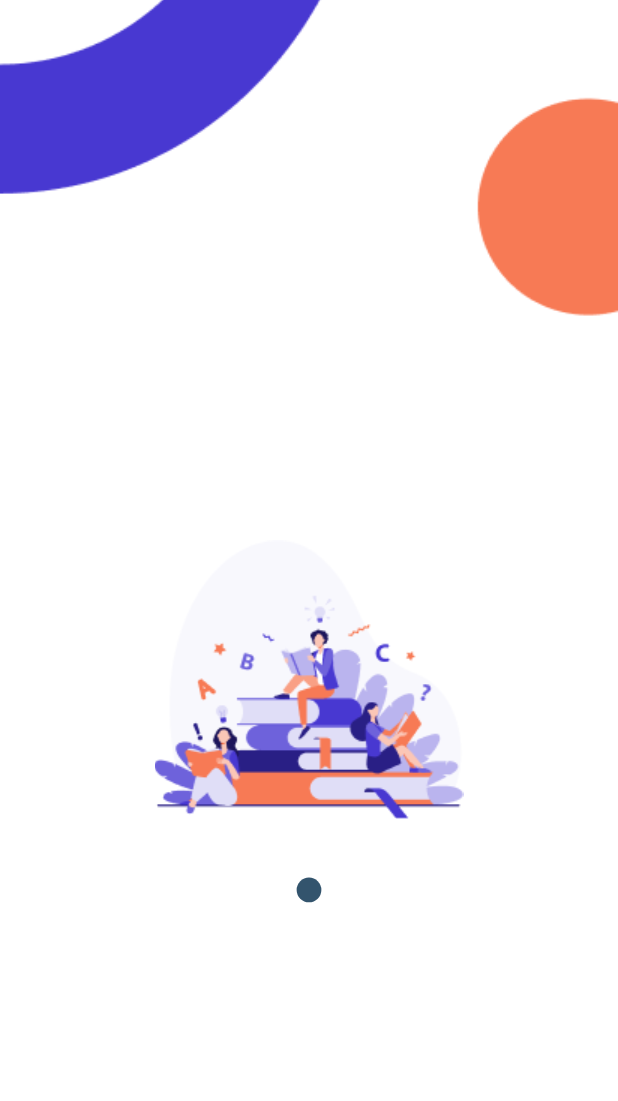
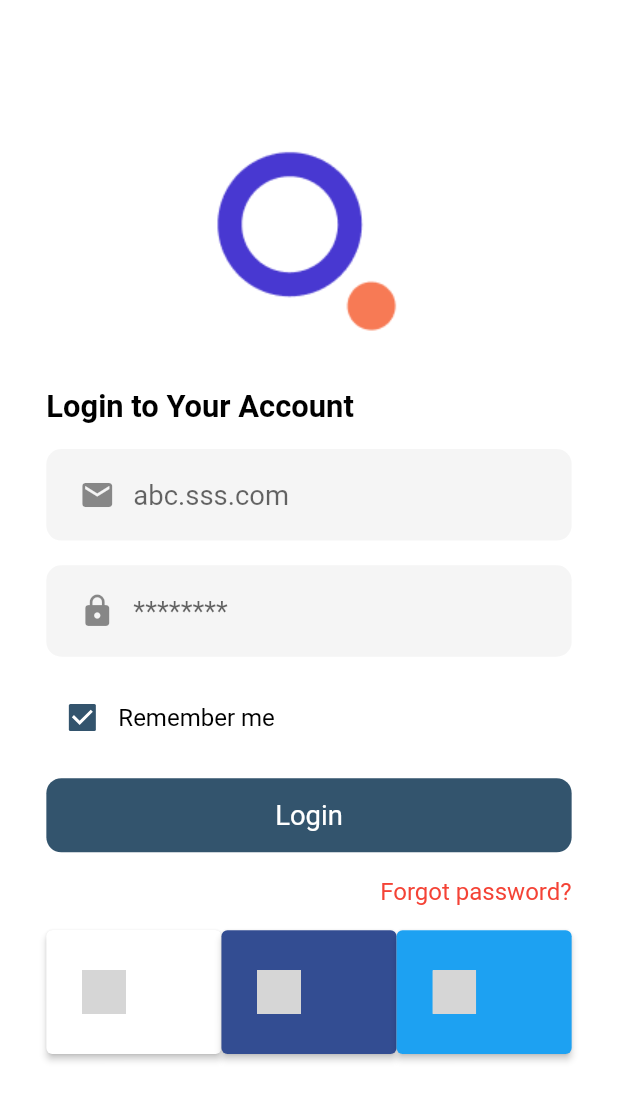
Before and after one commit to gracemakai/audilisten, a Flutter app: the screen it shows after launch, on a phone screen of 412 x 824 dp. Shown: the top 1101 px of the screen. Run offline on Flutter 3.47's test engine with Material 2 defaults, Android fonts, the light colour scheme and no system bars; drawn by our look-alikes of social_login_buttons; our stand-ins replace flutter_screenutil, get; Roboto replaces fonts that are missing (Muli); grey boxes are pictures that could not be loaded.

Commit message:
login screen

```diff
--- a/lib/main.dart
+++ b/lib/main.dart
@@ -1,3 +1,4 @@
+import 'package:audilisten/screens/auth/login.dart';
 import 'package:audilisten/screens/onboading/onboarding.dart';
 import 'package:flutter/material.dart';
 import 'package:flutter_screenutil/flutter_screenutil.dart';
@@ -26,7 +27,7 @@ class MyApp extends StatelessWidget {
             title: "AudiListen",
             theme: theme(),
             debugShowCheckedModeBanner: false,
-            home: OnBoardingScreen(),
+            home: LoginScreen(),
           );
         }
     );
--- /dev/null
+++ b/lib/screens/auth/login.dart
@@ -0,0 +1,186 @@
+import 'package:audilisten/util/styles.dart';
+import 'package:flutter/material.dart';
+import 'package:flutter_screenutil/flutter_screenutil.dart';
+import 'package:social_login_buttons/social_login_buttons.dart';
+
+import '../widgets/button.dart';
+
+class LoginScreen extends StatelessWidget {
+  const LoginScreen({Key? key}) : super(key: key);
+
+  @override
+  Widget build(BuildContext context) {
+    return Scaffold(
+      backgroundColor: Colors.white,
+      body: Center(
+        child: Column(
+          crossAxisAlignment: CrossAxisAlignment.center,
+          children: [
+            SizedBox(
+              height: 0.1.sh,
+            ),
+            Image.asset("assets/images/logo.png"),
+            SizedBox(
+              height: 0.02.sh,
+            ),
+            Column(
+              crossAxisAlignment: CrossAxisAlignment.start,
+              children: [
+                Text(
+                  "Login to Your Account",
+                  style: TextStyle(
+                      fontSize: 18.sp,
+                      color: Colors.black,
+                      fontWeight: FontWeight.bold),
+                ),
+                SizedBox(
+                  height: 0.02.sh,
+                ),
+                Form(
+                    child: SizedBox(
+                  width: 0.85.sw,
+                  child: Column(
+                    children: [
+                      Container(
+                        decoration: BoxDecoration(
+                            shape: BoxShape.rectangle,
+                            color: Colors.grey[100],
+                            borderRadius: BorderRadius.circular(10)),
+                        padding: const EdgeInsets.symmetric(horizontal: 10),
+                        child: TextFormField(
+                          //  controller: amountcontroller,
+                          maxLength: null,
+                          maxLines: null,
+                          keyboardType: TextInputType.emailAddress,
+                          decoration: InputDecoration(
+                              hintStyle: TextStyle(
+                                fontSize: 16.sp,
+                              ),
+                              hintText: "abc.sss.com",
+                              prefixIcon: const Icon(Icons.email),
+                              border: InputBorder.none,
+                              focusedBorder: InputBorder.none,
+                              enabledBorder: InputBorder.none,
+                              errorBorder: InputBorder.none,
+                              disabledBorder: InputBorder.none,
+                              fillColor: Colors.white),
+                          style: TextStyle(
+                            fontSize: 16.sp,
+                            color: Colors.black,
+                            fontWeight: FontWeight.w400,
+                          ),
+                        ),
+                      ),
+                      SizedBox(
+                        height: 0.02.sh,
+                      ),
+                      Container(
+                        decoration: BoxDecoration(
+                            shape: BoxShape.rectangle,
+                            color: Colors.grey[100],
+                            borderRadius: BorderRadius.circular(10)),
+                        padding: const EdgeInsets.symmetric(horizontal: 10),
+                        child: TextFormField(
+                          //  controller: amountcontroller,
+                          maxLength: null,
+                          maxLines: null,
+                          keyboardType: TextInputType.visiblePassword,
+                          decoration: InputDecoration(
+                              hintStyle: TextStyle(
+                                fontSize: 16.sp,
+                              ),
+                              hintText: "********",
+                              prefixIcon: const Icon(Icons.lock),
+                              border: InputBorder.none,
+                              focusedBorder: InputBorder.none,
+                              enabledBorder: InputBorder.none,
+                              errorBorder: InputBorder.none,
+                              disabledBorder: InputBorder.none,
+                              fillColor: Colors.white),
+                          style: TextStyle(
+                            fontSize: 16.sp,
+                            color: Colors.black,
+                            fontWeight: FontWeight.w400,
+                          ),
+                        ),
+                      ),
+                      SizedBox(
+                        height: 0.02.sh,
+                      ),
+                      Row(
+                        children: [
+                          Checkbox(
+                            value: true,
+                            onChanged: (onChanged) {},
+                            activeColor: primarycolor,
+                          ),
+                          Text(
+                            "Remember me",
+                            style:
+                                TextStyle(color: Colors.black, fontSize: 14.sp),
+                          ),
+                        ],
+                      ),
+                      SizedBox(
+                        height: 0.02.sh,
+                      ),
+                      DefaultButton(
+                        text: "Login",
+                      ),
+                      SizedBox(
+                        height: 0.02.sh,
+                      ),
+                      Align(
+                        alignment: Alignment.centerRight,
+                        child: Text(
+                          "Forgot password?",
+                          style:
+                          TextStyle(color: Colors.red, fontSize: 14.sp),
+                        ),
+                      ),
+                      SizedBox(
+                        height: 0.02.sh,
+                      ),
+                      Row(
+                        children: [
+                          Expanded(
+                            child: SocialLoginButton(
+                              height: 0.1.sh,
+                              width: 0.2.sw,
+                              text: "",
+                              buttonType: SocialLoginButtonType.google,
+                              onPressed: () {},
+                            ),
+                          ),
+
+                          Expanded(
+                            child: SocialLoginButton(
+                              height: 0.1.sh,
+                              width: 0.2.sw,
+                              text: "",
+                              buttonType: SocialLoginButtonType.facebook,
+                              onPressed: () {},
+                            ),
+                          ),
+                          Expanded(
+                            child: SocialLoginButton(
+                              height: 0.1.sh,
+                              width: 0.2.sw,
+                              text: "",
+                              buttonType: SocialLoginButtonType.twitter,
+                              onPressed: () {},
+                            ),
+                          ),
+                        ],
+                      )
+                    ],
+                  ),
+                )),
+              ],
+            ),
+          ],
+        ),
+      ),
+    );
+  }
+}
--- /dev/null
+++ b/lib/screens/widgets/button.dart
@@ -0,0 +1,42 @@
+
+import 'package:flutter/material.dart';
+import 'package:flutter_screenutil/flutter_screenutil.dart';
+
+import '../../util/styles.dart';
+
+class DefaultButton extends StatelessWidget {
+  var width;
+  var height;
+  var backgroundColor;
+  var radius;
+  var text;
+  var textColor;
+  var fontSize;
+
+
+  DefaultButton(
+      {this.width,
+        this.height,
+        this.backgroundColor,
+        this.radius,
+        this.text,
+        this.textColor,
+        this.fontSize});
+
+  @override
+  Widget build(BuildContext context) {
+    return Container(
+      width: width ?? 0.9.sw,
+      height: height ?? 0.06.sh,
+      decoration: BoxDecoration(
+          color: backgroundColor ?? primarycolor,
+          borderRadius: BorderRadius.circular(10)),
+      child: Center(
+        child: Text(text ?? "",
+          style: TextStyle(color: textColor ?? Colors.white,
+              fontSize: fontSize ?? 16.sp),
+        ),
+      ),
+    );
+  }
+}
--- a/pubspec.yaml
+++ b/pubspec.yaml
@@ -44,6 +44,7 @@ dependencies:
   cached_network_image: ^3.2.0
   firebase_storage:
   permission_handler: ^9.2.0
+  social_login_buttons: ^1.0.6+2
 
 dev_dependencies:
   flutter_test:
```
Also changed, not shown: pubspec.lock.
